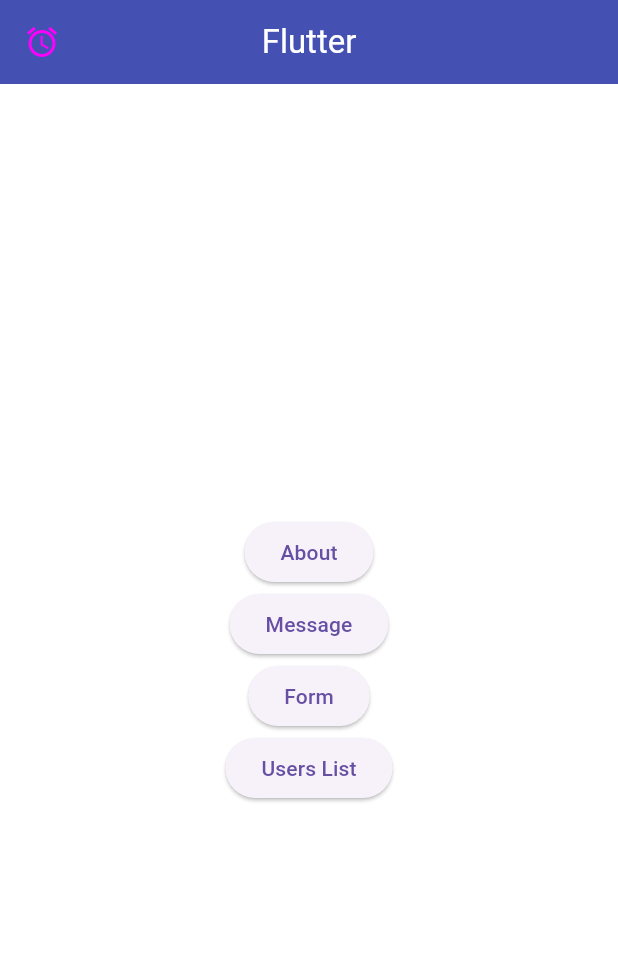
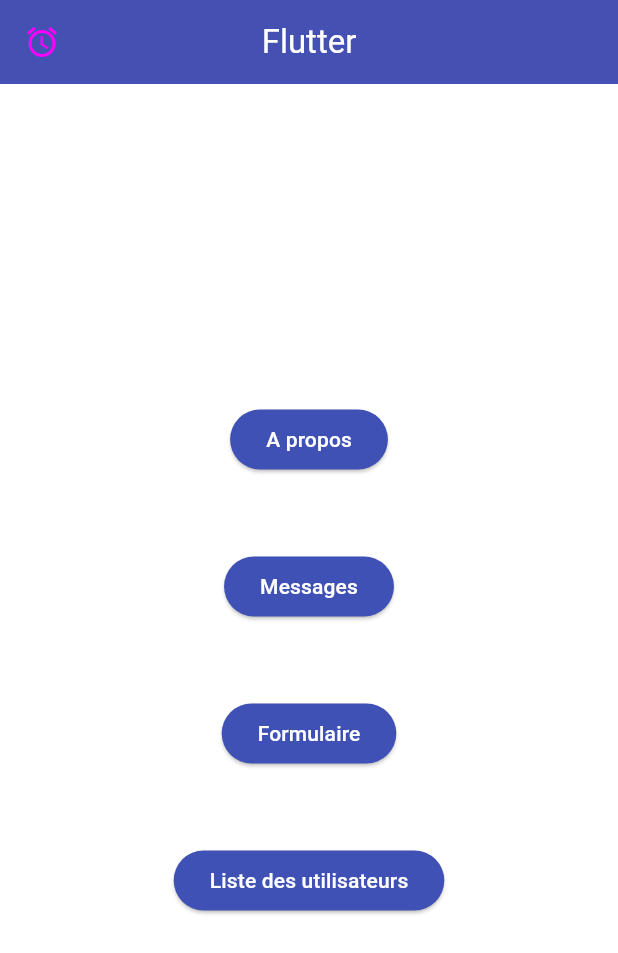
Before and after one commit to Antschw/intellij_flutter_test, a Flutter app: the screen it shows after launch, on a phone screen of 412 x 824 dp. Shown: the top 953 px of the screen. Run offline on Flutter 3.47's test engine with Material 3 defaults, Android fonts, the phone set to English and light mode, and no system bars; our stand-ins replace audioplayers, google_fonts, package_info_plus.

Commit message:
ça buuuuugggg

```diff
--- a/lib/controller/message_controller.dart
+++ b/lib/controller/message_controller.dart
@@ -1,27 +1,42 @@
 import 'package:intellij_flutter_test/model/message.dart';
 import 'package:intellij_flutter_test/model/user.dart';
+import 'package:intellij_flutter_test/controller/user_controller.dart';
 
 class MessageController {
   final List<Message> _messages = [];
-  final List<User> _users = [];
+  late UserController _userController;
+
+  MessageController();
+
   List<Message> get messages => _messages;
-  List<User> get users => _users;
+  List<User> get users => _userController.users;
+
+  void setUserController(UserController userController) {
+    _userController = userController;
+  }
 
   Future<void> loadMessages() async {
+    User jeanDupont = _userController.users.firstWhere((user) => user.prenom == 'Jean' && user.nom == 'Dupont');
+    User pierreDurand = _userController.users.firstWhere((user) => user.prenom == 'Pierre' && user.nom == 'Durand');
+
+    print('Loading messages...');
     if (users.isNotEmpty) {
       messages.add(Message(
         'Sujet 1',
         'Contenu du message 1',
         DateTime.now(),
-        users[0],
+        jeanDupont,
       ));
 
       messages.add(Message(
         'Sujet 2',
         'Contenu du message 2',
         DateTime.now(),
-        users[1],
+        pierreDurand,
       ));
+      print('Messages loaded.');
+    } else {
+      print('No users found.');
     }
   }
 }
--- a/lib/main.dart
+++ b/lib/main.dart
@@ -26,7 +26,7 @@
       routes: {
         '/': (context) => const HomeScreen(),
         '/about': (context) => const AboutScreen(),
-        '/message': (context) => const MessageScreen(),
+        '/message': (context) => MessageScreen(),
         '/settings': (context) => const SettingsScreen(),
         '/usersList': (context) => const UsersListScreen(),
       },
--- a/lib/screens/home_screen.dart
+++ b/lib/screens/home_screen.dart
@@ -25,20 +25,59 @@
           mainAxisAlignment: MainAxisAlignment.center,
           children: [
             ElevatedButton(
+              style: ButtonStyle(
+                backgroundColor:
+                    MaterialStateProperty.all<Color>(Colors.indigo.shade500),
+              ),
               onPressed: () => btAbout(context),
-              child: const Text('About'),
+              child: const Text(
+                'A propos',
+                style: TextStyle(
+                  color: Colors.white,
+                ),
+              ),
             ),
+            const SizedBox(height: 50),
             ElevatedButton(
+              style: ButtonStyle(
+                backgroundColor:
+                    MaterialStateProperty.all<Color>(Colors.indigo.shade500),
+              ),
               onPressed: () => btMessage(context),
-              child: const Text('Message'),
+              child: const Text(
+                'Messages',
+                style: TextStyle(
+                  color: Colors.white,
+                ),
+              ),
             ),
+            const SizedBox(height: 50),
             ElevatedButton(
+              style: ButtonStyle(
+                backgroundColor:
+                    MaterialStateProperty.all<Color>(Colors.indigo.shade500),
+              ),
               onPressed: () => btSettings(context),
-              child: const Text('Form'),
+              child: const Text(
+                'Formulaire',
+                style: TextStyle(
+                  color: Colors.white,
+                ),
+              ),
             ),
+            const SizedBox(height: 50),
             ElevatedButton(
+              style: ButtonStyle(
+                backgroundColor:
+                    MaterialStateProperty.all<Color>(Colors.indigo.shade500),
+              ),
               onPressed: () => btUsers(context),
-              child: const Text('Users List'),
+              child: const Text(
+                'Liste des utilisateurs',
+                style: TextStyle(
+                  color: Colors.white,
+                ),
+              ),
             ),
           ],
         ),
--- a/lib/screens/settings_screen.dart
+++ b/lib/screens/settings_screen.dart
@@ -142,7 +142,7 @@
   Widget build(BuildContext context) {
     return Scaffold(
       appBar: AppBar(
-        title: const Text('Form', style: TextStyle(color: Colors.white)),
+        title: const Text('Formulaire', style: TextStyle(color: Colors.white)),
       ),
       // Corps de la page
       body: Container(
--- a/lib/screens/users_list_screen.dart
+++ b/lib/screens/users_list_screen.dart
@@ -2,6 +2,8 @@
 import 'package:intellij_flutter_test/controller/user_controller.dart';
 import 'package:intellij_flutter_test/model/user.dart';
 import 'package:intellij_flutter_test/screens/user_detail_screen.dart';
+
+final UserController _userController = UserController();
 
 class UsersListScreen extends StatefulWidget {
   const UsersListScreen({super.key});
@@ -13,8 +15,6 @@
 }
 
 class _UsersListScreen extends State<UsersListScreen> {
-  final UserController _userController = UserController();
-
   @override
   void initState() {
     super.initState();
@@ -55,7 +55,7 @@
                 Navigator.push(
                   context,
                   MaterialPageRoute(
-                    builder: (context) => UserDetailScreen(user: user),
+                    builder: (context) => UserDetailScreen(user: user, userController: _userController),
                   ),
                 );
               },
@@ -147,7 +147,7 @@
   Widget build(BuildContext context) {
     return Scaffold(
       appBar: AppBar(
-        title: const Text('Users List', style: TextStyle(color: Colors.white)),
+        title: const Text('Liste d\'utilisateurs', style: TextStyle(color: Colors.white)),
         elevation: 10.0,
         centerTitle: true,
       ),
```
Also changed, not shown: lib/screens/message_screen.dart (+42 -10 lines), lib/screens/user_detail_screen.dart (+36 -9 lines), 1 other file.
